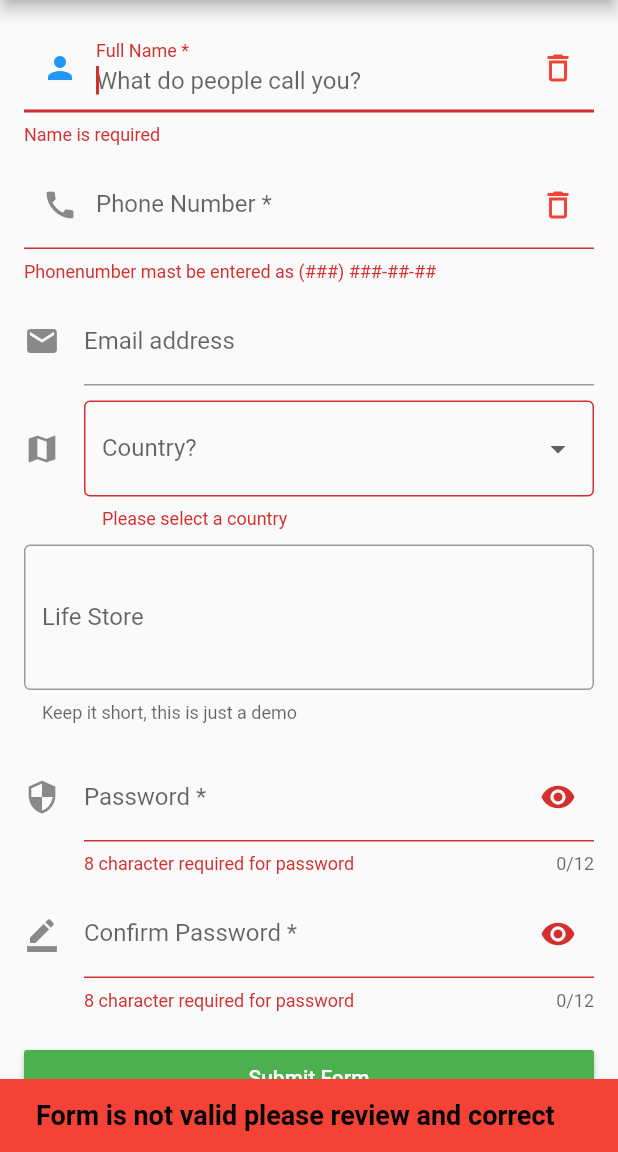
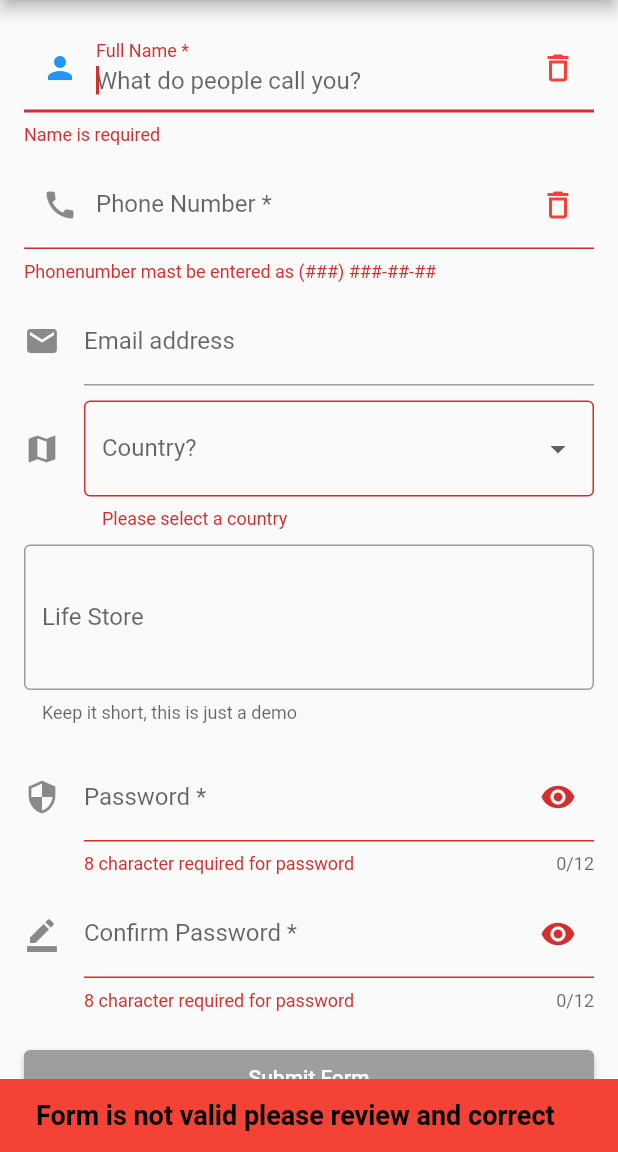
Before and after one commit to YanaLugina/flutter_register_form, a Flutter app: the screen it shows after launch, after a tap on "Submit Form", on a phone screen of 412 x 824 dp, the part 84-1236 px from its top. Run offline on Flutter 3.47's test engine with Material 2 defaults, Android fonts, the phone set to English and light mode, and no system bars.

Commit message:
updateFlutter: update flutter and delete deprecated widgets         изменено:      ios/Runner.xcodeproj/project.xcworkspace/contents.xcworkspacedata         изменено:      lib/pages/register_form_page.dart         изменено:      pubspec.lock         изменено:      pubspec.yaml

```diff
--- a/lib/pages/register_form_page.dart
+++ b/lib/pages/register_form_page.dart
@@ -240,9 +240,11 @@ class _RegisterFormPageState extends State<RegisterFormPage> {
               validator: _validatePassword,
             ),
             SizedBox(height: 20.0,),
-            RaisedButton(
+            ElevatedButton(
               onPressed: _submitForm,
-              color: Colors.green,
+              style: ButtonStyle(
+                backgroundColor: MaterialStateProperty.all<Color>(Colors.grey),
+              ),
               child: Text(
                 'Submit Form',
                 style: TextStyle(
@@ -286,7 +288,7 @@ class _RegisterFormPageState extends State<RegisterFormPage> {
     return _phoneExp.hasMatch(input);
   }
 
-  String _validateEmail(String value) {
+/*  String _validateEmail(String value) {
     if(value.isEmpty) {
       return 'Email cannot be empty';
     } else if (!_emailController.text.contains('@')) {
@@ -294,7 +296,8 @@ class _RegisterFormPageState extends State<RegisterFormPage> {
     } else {
       return null;
     }
-  }
+  }*/
+
   String _validatePassword(String value) {
     if(_passwordController.text.length != 8) {
       return '8 character required for password';
@@ -306,7 +309,7 @@ class _RegisterFormPageState extends State<RegisterFormPage> {
   }
 
   void _showMessage({String message}) {
-    _scaffoldKey.currentState.showSnackBar(
+   /* _scaffoldKey.currentState.showSnackBar(
       SnackBar(
         duration: Duration(seconds: 5),
         backgroundColor: Colors.red,
@@ -317,6 +320,20 @@ class _RegisterFormPageState extends State<RegisterFormPage> {
               fontWeight:  FontWeight.w600,
               fontSize: 18.0,
             ))
+      ),
+    );*/
+
+    ScaffoldMessenger.of(context).showSnackBar(
+      SnackBar(
+          duration: Duration(seconds: 5),
+          backgroundColor: Colors.red,
+          content: Text(
+              message,
+              style: TextStyle(
+                color: Colors.black,
+                fontWeight:  FontWeight.w600,
+                fontSize: 18.0,
+              ))
       ),
     );
   }
@@ -340,7 +357,7 @@ class _RegisterFormPageState extends State<RegisterFormPage> {
             ),
           ),
           actions: [
-            FlatButton(
+            TextButton(
               onPressed: () {
                 Navigator.pop(context);
                 Navigator.push(
--- a/pubspec.yaml
+++ b/pubspec.yaml
@@ -28,6 +28,7 @@ dependencies:
   # The following adds the Cupertino Icons font to your application.
   # Use with the CupertinoIcons class for iOS style icons.
   cupertino_icons: ^1.0.0
+  intl: ^0.17.0
 
 dev_dependencies:
   flutter_test:
```
Also changed, not shown: pubspec.lock, 1 other file.
